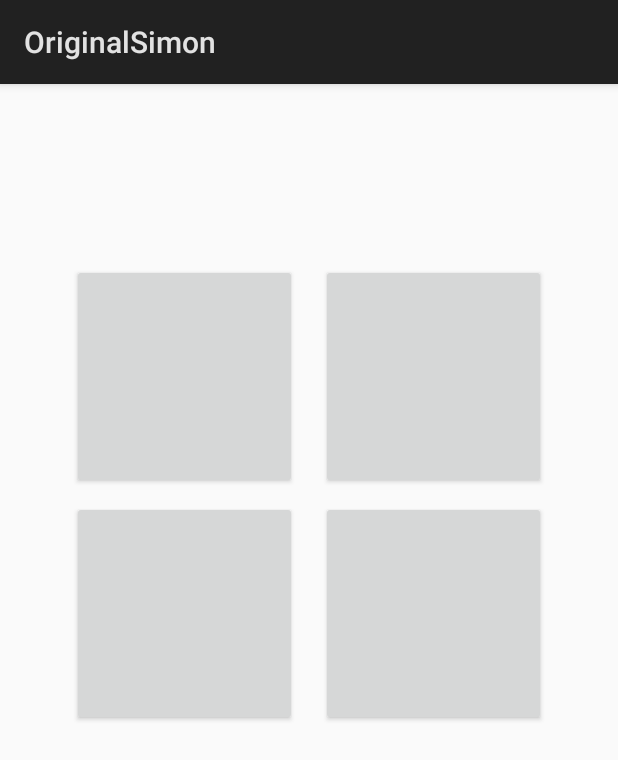
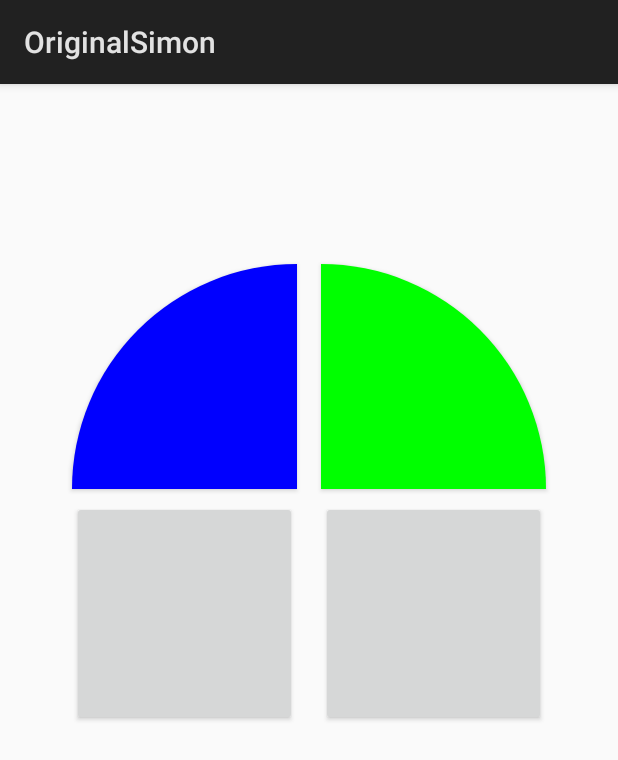
Before and after one commit to Larmstrong1626/Assignment_2, an Android app: the OriginalSimon screen opened directly, with no data from a screen before it, on a phone screen of 412 x 824 dp. Shown: the top 760 px of the screen. Run offline under Robolectric (Android 15) with nearby library versions, the phone set to English and light mode, and no system bars.

Commit message:
SImon Layout

```diff
--- a/app/src/main/res/layout/activity_original_simon.xml
+++ b/app/src/main/res/layout/activity_original_simon.xml
@@ -7,36 +7,38 @@
     tools:context=".OriginalSimon">
 
     <Button
-        android:id="@+id/button2"
+        android:id="@+id/buttontl"
         android:layout_width="150dp"
         android:layout_height="150dp"
         android:layout_marginEnd="8dp"
         android:layout_marginTop="120dp"
+        android:background="@drawable/buttons_tl"
         app:layout_constraintEnd_toStartOf="@+id/guideline2"
         app:layout_constraintTop_toTopOf="parent" />
 
     <Button
-        android:id="@+id/button3"
+        android:id="@+id/buttontr"
         android:layout_width="150dp"
         android:layout_height="150dp"
         android:layout_marginStart="8dp"
+        android:background="@drawable/buttons_tr"
         app:layout_constraintStart_toStartOf="@+id/guideline2"
-        app:layout_constraintTop_toTopOf="@+id/button2" />
+        app:layout_constraintTop_toTopOf="@+id/buttontl" />
 
     <Button
-        android:id="@+id/button4"
+        android:id="@+id/buttonbl"
         android:layout_width="150dp"
         android:layout_height="150dp"
         android:layout_marginTop="8dp"
-        app:layout_constraintEnd_toEndOf="@+id/button2"
-        app:layout_constraintTop_toBottomOf="@+id/button2" />
+        app:layout_constraintEnd_toEndOf="@+id/buttontl"
+        app:layout_constraintTop_toBottomOf="@+id/buttontl" />
 
     <Button
-        android:id="@+id/button5"
+        android:id="@+id/buttonbr"
         android:layout_width="150dp"
         android:layout_height="150dp"
-        app:layout_constraintStart_toStartOf="@+id/button3"
-        app:layout_constraintTop_toTopOf="@+id/button4" />
+        app:layout_constraintStart_toStartOf="@+id/buttontr"
+        app:layout_constraintTop_toTopOf="@+id/buttonbl" />
 
     <android.support.constraint.Guideline
         android:id="@+id/guideline2"
```
